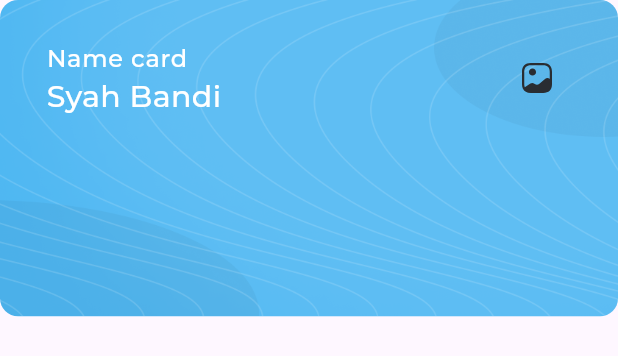
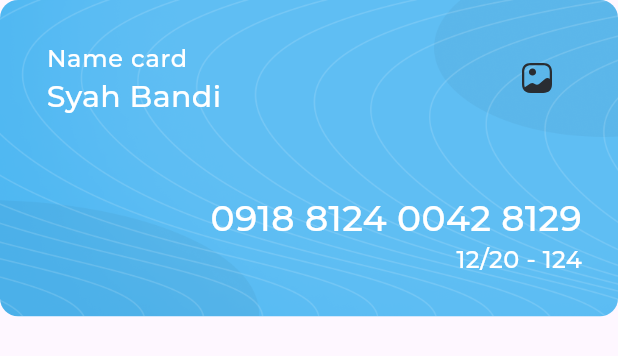
Before and after one commit to Abdulkrim/responsive_dash_board, a Flutter app: the MyCard widget shown alone on an empty page, opened directly, on a phone screen of 412 x 824 dp. Shown: the top 356 px of the screen. Run offline on Flutter 3.47's test engine with Material 3 defaults, Android fonts, the phone set to English and light mode, and no system bars; our stand-ins replace flutter_svg; project files that could hold a hidden picture were left out.

Commit message:
my card done

```diff
--- a/lib/widgets/my_card.dart
+++ b/lib/widgets/my_card.dart
@@ -2,9 +2,6 @@ import '../utils/app_images.dart';
 import 'package:flutter/material.dart';
 import 'package:flutter_svg/flutter_svg.dart';
 import 'package:responsive_dash_board/utils/app_styles.dart';
-
-
-
 
 class MyCard extends StatelessWidget {
   const MyCard({super.key});
@@ -15,26 +12,58 @@ class MyCard extends StatelessWidget {
       aspectRatio: 420 / 215,
       child: Container(
         decoration: ShapeDecoration(
-          image: const DecorationImage(image:  AssetImage(Assets.imagesCardBackground)),
+          image: const DecorationImage(
+              image: AssetImage(Assets.imagesCardBackground)),
           color: const Color(0xFF4EB7F2),
           shape: RoundedRectangleBorder(
             borderRadius: BorderRadius.circular(12),
           ),
         ),
         child: Column(
+          crossAxisAlignment: CrossAxisAlignment.end,
           children: [
             ListTile(
-              contentPadding: const EdgeInsets.only(left: 31, right:42,top: 16),
-              title: Text("Name card",
-              style: AppStyles.styleRegular16(context).copyWith(
-                color: Colors.white,
+              contentPadding:
+                  const EdgeInsets.only(left: 31, right: 42, top: 16),
+              title: Text(
+                "Name card",
+                style: AppStyles.styleRegular16(context).copyWith(
+                  color: Colors.white,
+                ),
               ),
+              subtitle: Text(
+                "Syah Bandi",
+                style: AppStyles.styleMedium20(context),
               ),
-              subtitle: Text("Syah Bandi",
-              style: AppStyles.styleMedium20(context),
+              trailing: SvgPicture.asset(Assets.imagesGallery),
             ),
-            trailing: SvgPicture.asset(Assets.imagesGallery),
-        )],
+            const Expanded(
+              child: SizedBox(),
+            ),
+            Padding(
+              padding: const EdgeInsets.only(right: 48 - 24),
+              child: Column(
+                crossAxisAlignment: CrossAxisAlignment.end,
+                children: [
+                  Text(
+                    "0918 8124 0042 8129",
+                    style: AppStyles.styleSemiBold24(context).copyWith(
+                      color: Colors.white,
+                    ),
+                  ),
+                  Text(
+                    "12/20 - 124",
+                    style: AppStyles.styleRegular16(context).copyWith(
+                      color: Colors.white,
+                    ),
+                  ),
+                ],
+              ),
+            ),
+            const SizedBox(
+              height: 54 - 28,
+            ),
+          ],
         ),
       ),
     );
```
